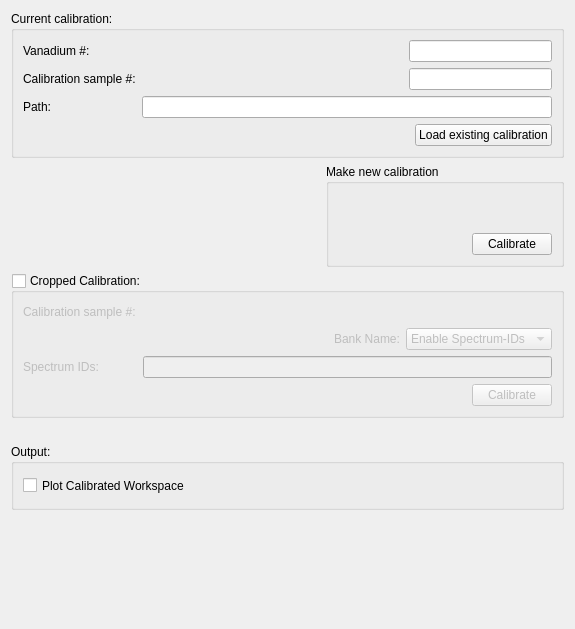
This is MantidQt/CustomInterfaces/inc/MantidQtCustomInterfaces/EnggDiffraction/EnggDiffractionQtTabCalib.ui in mantidproject/mantid as Qt 5 draws it before an edit. The edited form follows.
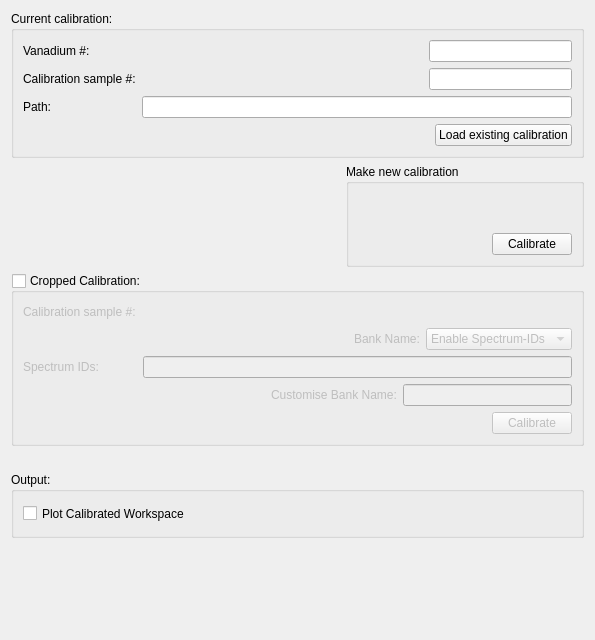
This is the edited form. Custom widgets are drawn as their Qt base class.

Commit message:
calibration tab with customise bank name text-field
refs #15337

What changed in the file:
```diff
--- a/MantidQt/CustomInterfaces/inc/MantidQtCustomInterfaces/EnggDiffraction/EnggDiffractionQtTabCalib.ui
+++ b/MantidQt/CustomInterfaces/inc/MantidQtCustomInterfaces/EnggDiffraction/EnggDiffractionQtTabCalib.ui
@@ -6,8 +6,8 @@
    <rect>
     <x>0</x>
     <y>0</y>
-    <width>575</width>
-    <height>629</height>
+    <width>595</width>
+    <height>640</height>
    </rect>
   </property>
   <property name="windowTitle">
@@ -220,8 +220,48 @@
      <property name="checked">
       <bool>false</bool>
      </property>
-     <layout class="QGridLayout" name="gridLayout_7">
-      <item row="1" column="0">
+     <layout class="QGridLayout" name="gridLayout_4">
+      <item row="0" column="0" colspan="2">
+       <layout class="QHBoxLayout" name="horizontalLayout_9">
+        <item>
+         <widget class="QLabel" name="label_vanadium_num_2">
+          <property name="text">
+           <string>Calibration sample #:</string>
+          </property>
+         </widget>
+        </item>
+        <item>
+         <spacer name="horizontalSpacer_14">
+          <property name="orientation">
+           <enum>Qt::Horizontal</enum>
+          </property>
+          <property name="sizeHint" stdset="0">
+           <size>
+            <width>98</width>
+            <height>20</height>
+           </size>
+          </property>
+         </spacer>
+        </item>
+        <item>
+         <widget class="MantidQt::MantidWidgets::MWRunFiles" name="lineEdit_cropped_run_num" native="true">
+          <property name="text" stdset="0">
+           <string/>
+          </property>
+          <property name="readOnly" stdset="0">
+           <bool>false</bool>
+          </property>
+          <property name="label" stdset="0">
+           <string>Run #:</string>
+          </property>
+          <property name="multipleFiles" stdset="0">
+           <bool>true</bool>
+          </property>
+         </widget>
+        </item>
+       </layout>
+      </item>
+      <item row="1" column="0" colspan="2">
        <layout class="QHBoxLayout" name="horizontalLayout_10">
         <item>
          <spacer name="horizontalSpacer_15">
@@ -264,77 +304,7 @@
         </item>
        </layout>
       </item>
-      <item row="0" column="0">
-       <layout class="QHBoxLayout" name="horizontalLayout_9">
-        <item>
-         <widget class="QLabel" name="label_vanadium_num_2">
-          <property name="text">
-           <string>Calibration sample #:</string>
-          </property>
-         </widget>
-        </item>
-        <item>
-         <spacer name="horizontalSpacer_14">
-          <property name="orientation">
-           <enum>Qt::Horizontal</enum>
-          </property>
-          <property name="sizeHint" stdset="0">
-           <size>
-            <width>98</width>
-            <height>20</height>
-           </size>
-          </property>
-         </spacer>
-        </item>
-        <item>
-         <widget class="MantidQt::MantidWidgets::MWRunFiles" name="lineEdit_cropped_run_num" native="true">
-          <property name="text" stdset="0">
-           <string/>
-          </property>
-          <property name="readOnly" stdset="0">
-           <bool>false</bool>
-          </property>
-          <property name="label" stdset="0">
-           <string>Run #:</string>
-          </property>
-          <property name="multipleFiles" stdset="0">
-           <bool>true</bool>
-          </property>
-         </widget>
-        </item>
-       </layout>
-      </item>
-      <item row="3" column="0">
-       <layout class="QHBoxLayout" name="horizontalLayout_12">
-        <item>
-         <spacer name="horizontalSpacer_16">
-          <property name="orientation">
-           <enum>Qt::Horizontal</enum>
-          </property>
-          <property name="sizeHint" stdset="0">
-           <size>
-            <width>40</width>
-            <height>20</height>
-           </size>
-          </property>
-         </spacer>
-        </item>
-        <item>
-         <widget class="QPushButton" name="pushButton_new_cropped_calib">
-          <property name="enabled">
-           <bool>false</bool>
-          </property>
-          <property name="text">
-           <string>Calibrate</string>
-          </property>
-          <property name="autoDefault">
-           <bool>false</bool>
-          </property>
-         </widget>
-        </item>
-       </layout>
-      </item>
-      <item row="2" column="0">
+      <item row="2" column="0" colspan="2">
        <layout class="QHBoxLayout" name="horizontalLayout_11">
         <item>
          <widget class="QLabel" name="label_cropped_spec_ids">
@@ -368,6 +338,66 @@
         </item>
        </layout>
       </item>
+      <item row="3" column="0" colspan="2">
+       <layout class="QHBoxLayout" name="horizontalLayout_14">
+        <item>
+         <spacer name="horizontalSpacer_22">
+          <property name="orientation">
+           <enum>Qt::Horizontal</enum>
+          </property>
+          <property name="sizeHint" stdset="0">
+           <size>
+            <width>248</width>
+            <height>20</height>
+           </size>
+          </property>
+         </spacer>
+        </item>
+        <item>
+         <widget class="QLabel" name="label_cropped_customise_bank">
+          <property name="text">
+           <string>Customise Bank Name:</string>
+          </property>
+         </widget>
+        </item>
+        <item>
+         <widget class="QLineEdit" name="lineEdit_cropped_customise_bank_name">
+          <property name="sizePolicy">
+           <sizepolicy hsizetype="Preferred" vsizetype="Fixed">
+            <horstretch>1</horstretch>
+            <verstretch>0</verstretch>
+           </sizepolicy>
+          </property>
+         </widget>
+        </item>
+       </layout>
+      </item>
+      <item row="4" column="0">
+       <spacer name="horizontalSpacer_19">
+        <property name="orientation">
+         <enum>Qt::Horizontal</enum>
+        </property>
+        <property name="sizeHint" stdset="0">
+         <size>
+          <width>473</width>
+          <height>20</height>
+         </size>
+        </property>
+       </spacer>
+      </item>
+      <item row="4" column="1">
+       <widget class="QPushButton" name="pushButton_new_cropped_calib">
+        <property name="enabled">
+         <bool>false</bool>
+        </property>
+        <property name="text">
+         <string>Calibrate</string>
+        </property>
+        <property name="autoDefault">
+         <bool>false</bool>
+        </property>
+       </widget>
+      </item>
      </layout>
     </widget>
    </item>
```
